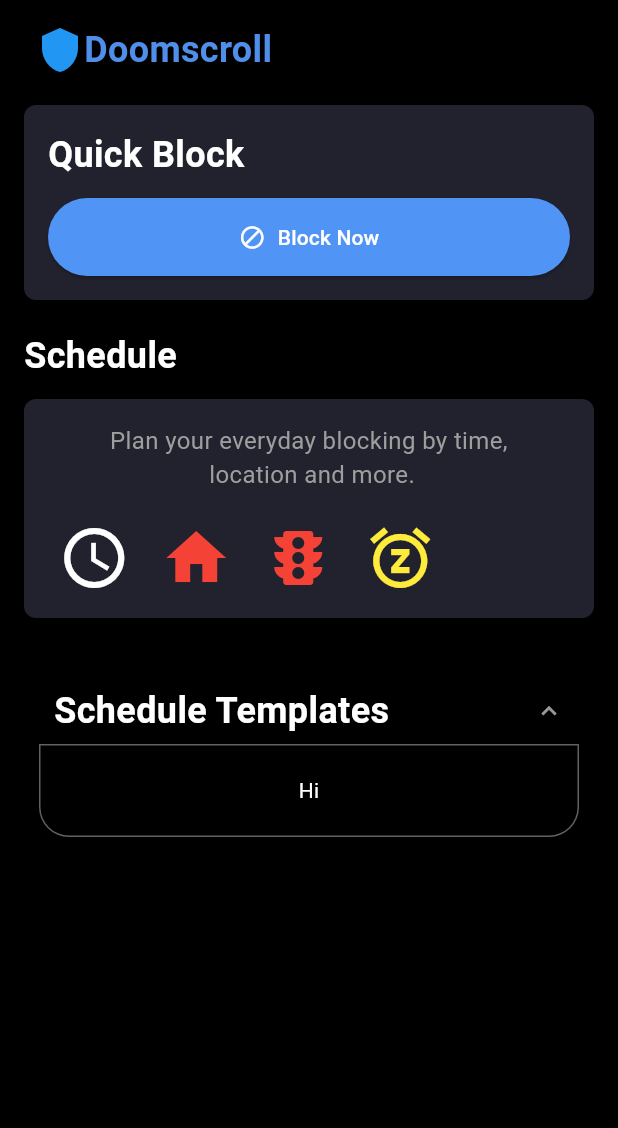
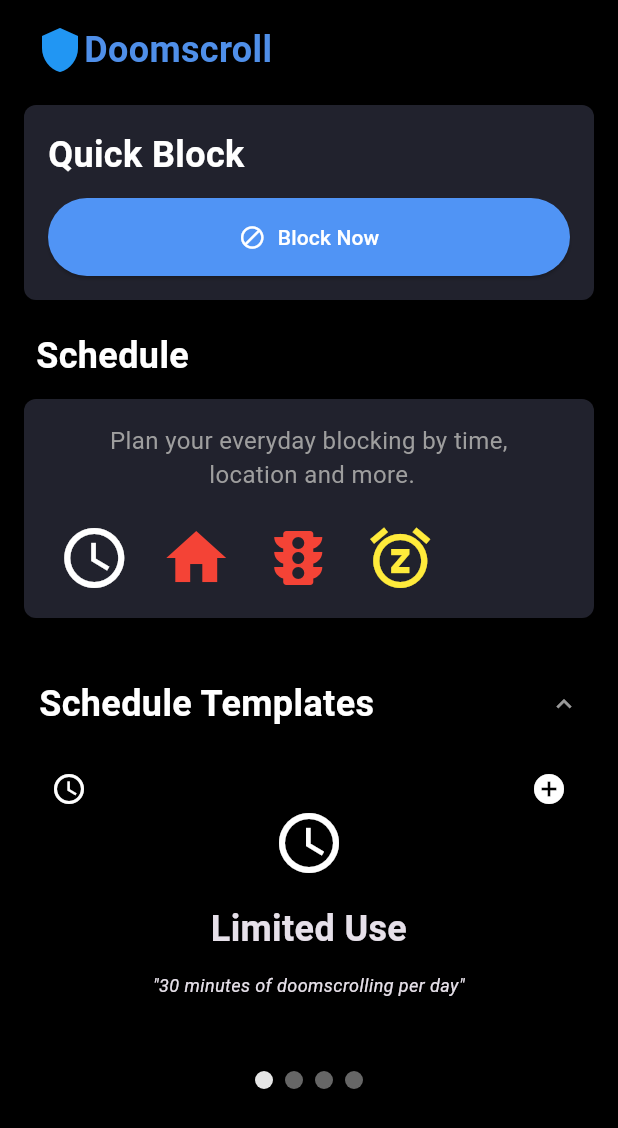
Before and after one commit to spiritoftime/check-app-plugin, a Flutter app: the screen it shows after launch, on a phone screen of 412 x 824 dp. Shown: the top 1128 px of the screen. Run offline on Flutter 3.47's test engine with Material 3 defaults, Android fonts, the phone set to English and light mode, and no system bars; drawn by our look-alikes of accordion, carousel_slider; our stand-ins replace gap, go_router, plugin_platform_interface; missing offline and left inert: flutter_background_service, flutter_background_service_android, overlay_pop_up.

Commit message:
add accordion

```diff
--- a/example/lib/main.dart
+++ b/example/lib/main.dart
@@ -13,7 +13,10 @@ Future<void> main() async {
 
   // overlayPopUp();
   // await initializeService();
-  runApp(  const MyApp());
+    SystemChrome.setPreferredOrientations(
+      [DeviceOrientation.portraitUp,DeviceOrientation.portraitDown])
+      .then((_) => runApp(MyApp()),
+  );
 }
 
 // /
--- a/example/lib/presentation/home/accordion.dart
+++ b/example/lib/presentation/home/accordion.dart
@@ -1,50 +1,52 @@
 import 'package:accordion/accordion.dart';
 import 'package:accordion/controllers.dart';
 import 'package:flutter/material.dart';
+
 class AccordionPage extends StatelessWidget //__
 {
-   const AccordionPage({super.key});
-
+  final String header;
+  final Widget content;
+  const AccordionPage({super.key, required this.header, required this.content});
 
   static const headerStyle = TextStyle(
-                            color: Colors.white,
-                            fontWeight: FontWeight.bold,
-                            fontSize: 24.0);
+      color: Colors.white, fontWeight: FontWeight.bold, fontSize: 24.0);
   static const contentStyleHeader = TextStyle(
       color: Color(0xff999999), fontSize: 14, fontWeight: FontWeight.w700);
   static const contentStyle = TextStyle(
       color: Color(0xff999999), fontSize: 14, fontWeight: FontWeight.normal);
 
-
   @override
-  build(context) =>Accordion(
+  build(context) => Accordion(
+        disableScrolling: true,
         headerBorderColor: Colors.black,
         // headerBorderColorOpened: Colors.black,
         headerBorderWidth: 0,
         headerBackgroundColorOpened: Colors.black,
         headerBackgroundColor: Colors.black,
+        headerBorderRadius: 0,
+        contentBorderRadius: 0,
         contentBackgroundColor: Colors.black,
-  contentBorderColor: Colors.grey,
-
+        contentBorderColor: Colors.black,
+        headerPadding: const EdgeInsets.symmetric(horizontal: 0),
         contentBorderWidth: 0,
-  // contentHorizontalPadding: 20,
+        contentHorizontalPadding: 0,
         scaleWhenAnimating: true,
         openAndCloseAnimation: true,
         // headerPadding: const EdgeInsets.symmetric(vertical: 7, horizontal: 15),
         // sectionOpeningHapticFeedback: SectionHapticFeedback.heavy,
         // sectionClosingHapticFeedback: SectionHapticFeedback.light,
         children: [
+          AccordionSection(
+            isOpen: true, headerBorderWidth: 0,
+            contentBackgroundColor: Colors.black,
+            contentBorderColor: Colors.black,
+            contentBorderWidth: 0,
 
-    AccordionSection(
-      isOpen: true,
-      contentBackgroundColor: Colors.black,
-      contentBorderWidth: 1,
-      contentBorderColor: Colors.grey[700],
             // leftIcon: const Icon(Icons.input, color: Colors.white),
-      header: const Text("Schedule Templates", style: headerStyle),
-      contentHorizontalPadding: 40,
+            header: Text(header, style: headerStyle),
+            // contentHorizontalPadding: 40,
             contentVerticalPadding: 20,
-      content: const Text("Hi",style: TextStyle(color: Colors.white),),
+            content: content,
           ),
         ],
       );
--- a/example/lib/presentation/home/carousel_icons.dart
+++ b/example/lib/presentation/home/carousel_icons.dart
@@ -11,11 +11,11 @@ const List<Widget> carouselIcons = [
   ),
   Padding(
       padding: EdgeInsets.only(right: 20.0),
-      child: Icon(Icons.home, size: 48, color: Colors.red)), // location based
+      child: Icon(Icons.home, size: 48, color: Colors.brown)), // location based
 
   Padding(
       padding: EdgeInsets.only(right: 20.0),
-      child: Icon(Icons.traffic, size: 48, color: Colors.red)),
+      child: Icon(Icons.block, size: 48, color: Colors.red)),
   Padding(
       padding: EdgeInsets.only(right: 20.0),
       child: Icon(Icons.snooze, size: 48, color: Colors.yellow)),
--- /dev/null
+++ b/example/lib/presentation/home/carousel_slider.dart
@@ -0,0 +1,122 @@
+import 'package:carousel_slider/carousel_slider.dart';
+import 'package:flutter/material.dart';
+import 'package:gap/gap.dart';
+
+class CarouselWithIndicatorDemo extends StatefulWidget {
+  @override
+  State<StatefulWidget> createState() {
+    return _CarouselWithIndicatorState();
+  }
+}
+
+class _CarouselWithIndicatorState extends State<CarouselWithIndicatorDemo> {
+  int _current = 0;
+  final CarouselController _controller = CarouselController();
+
+  @override
+  Widget build(BuildContext context) {
+    return Column(
+      children: [
+        CarouselSlider(
+          items: templateSliders,
+          carouselController: _controller,
+          options: CarouselOptions(
+              autoPlay: true,
+              viewportFraction: 1.0,
+              // enlargeCenterPage: true,
+              aspectRatio: 1.8,
+              onPageChanged: (index, reason) {
+                setState(() {
+                  _current = index;
+                });
+              }),
+        ),
+        Row(
+          mainAxisAlignment: MainAxisAlignment.center,
+          children: templateList.asMap().entries.map((entry) {
+            return GestureDetector(
+              onTap: () => _controller.animateToPage(entry.key),
+              child: Container(
+                width: 12.0,
+                height: 12.0,
+                margin:
+                    const EdgeInsets.symmetric(vertical: 8.0, horizontal: 4.0),
+                decoration: BoxDecoration(
+                    shape: BoxShape.circle,
+                    color: (Theme.of(context).brightness == Brightness.dark
+                            ? Colors.white
+                            : Colors.black)
+                        .withOpacity(_current == entry.key ? 0.9 : 0.4)),
+              ),
+            );
+          }).toList(),
+        ),
+      ],
+    );
+  }
+}
+
+final List<Widget> templateSliders = templateList.map((item) {
+  Icon icon = item.icon;
+  String content = item.content;
+  String quote = item.quote;
+  return Padding(
+    padding: const EdgeInsets.all(8.0),
+    child: Column(
+      crossAxisAlignment: CrossAxisAlignment.center,
+      children: [
+        const Row(
+          children: [Icon(Icons.schedule), Spacer(), Icon(Icons.add_circle)],
+        ),
+        Column(
+          crossAxisAlignment: CrossAxisAlignment.center,
+          children: [
+            icon,
+            const Gap(16),
+            Text(
+              content,
+              textAlign: TextAlign.center,
+              style: const TextStyle(fontSize: 24, fontWeight: FontWeight.bold),
+            ),
+          ],
+        ),
+        const Gap(12),
+        Text(
+          quote,
+          textAlign: TextAlign.center,
+          style: const TextStyle(fontSize: 12, fontStyle: FontStyle.italic),
+        ),
+      ],
+    ),
+  );
+}).toList();
+
+final List<Template> templateList = [
+  const Template(
+      icon: Icon(
+        Icons.access_time,
+        size: 48,
+      ),
+      content: 'Limited Use',
+      quote: '"30 minutes of doomscrolling per day"'),
+  const Template(
+      icon: Icon(Icons.home, size: 48),
+      content: 'Location blocking',
+      quote: '"continue doomscrolling while outside!"'),
+  const Template(
+      icon: Icon(Icons.block, size: 48),
+      content: 'Strict blocking',
+      quote: '"Anti-doomscroll all the way!"'),
+  const Template(
+      icon: Icon(Icons.schedule, size: 48),
+      content: 'Scheduled blocking',
+      quote: '"Block at specific times of the day!"'),
+];
+
+class Template {
+  final Icon icon;
+  final String content;
+  final String quote;
+  const Template(
+      {required this.icon, required this.content, required this.quote});
+}
--- a/example/lib/presentation/home/home_screen.dart
+++ b/example/lib/presentation/home/home_screen.dart
@@ -3,6 +3,7 @@ import 'dart:ui';
 import 'package:carousel_slider/carousel_slider.dart';
 import 'package:checkapp_plugin_example/presentation/home/accordion.dart';
 import 'package:checkapp_plugin_example/presentation/home/carousel_icons.dart';
+import 'package:checkapp_plugin_example/presentation/home/carousel_slider.dart';
 import 'package:checkapp_plugin_example/presentation/home/endless_scrolling_widget.dart';
 import 'package:flutter/material.dart';
 import 'package:go_router/go_router.dart';
@@ -12,23 +13,7 @@ import 'package:gap/gap.dart';
 class HomeScreen extends StatelessWidget {
   /// Constructs a [HomeScreen]
   HomeScreen({super.key});
-  final List<Widget> templateIconSliders = [
-    const Icon(
-      Icons.access_time,
-      size: 100,
-      color: Colors.white,
-    ),
-    const Icon(
-      Icons.bike_scooter,
-      size: 100,
-      color: Colors.white,
-    ),
-    const Icon(
-      Icons.home,
-      size: 100,
-      color: Colors.white,
-    ),
-  ];
+
   @override
   Widget build(BuildContext context) {
     return Scaffold(
@@ -36,6 +21,11 @@ class HomeScreen extends StatelessWidget {
         child: Padding(
           padding: const EdgeInsets.symmetric(vertical: 16.0, horizontal: 16.0),
           child: Column(
+            children: [
+              Expanded(
+                child: SingleChildScrollView(
+                  child: Column(
+                    crossAxisAlignment: CrossAxisAlignment.start,
                     children: [
                       const Row(
                         children: [
@@ -58,9 +48,6 @@ class HomeScreen extends StatelessWidget {
                         ],
                       ),
                       const Gap(20),
-              ListView(
-                shrinkWrap: true,
-                children: [
                       Container(
                         decoration: const BoxDecoration(
                           color: Color(0xff21222D),
@@ -112,12 +99,15 @@ class HomeScreen extends StatelessWidget {
                         ),
                       ),
                       const Gap(20),
-                  const Text(
+                      const Padding(
+                        padding: EdgeInsets.only(left: 8.0),
+                        child: Text(
                           "Schedule",
                           style: TextStyle(
                               color: Colors.white,
                               fontWeight: FontWeight.bold,
                               fontSize: 24.0),
+                        ),
                       ),
                       const Gap(12),
                       Container(
@@ -133,8 +123,8 @@ class HomeScreen extends StatelessWidget {
                             children: [
                               Text(
                                 "Plan your everyday blocking by time,\n location and more.",
-                            style:
-                                TextStyle(color: Colors.grey, fontSize: 16.0),
+                                style: TextStyle(
+                                    color: Colors.grey, fontSize: 16.0),
                                 textAlign: TextAlign.center,
                               ),
                               Gap(20),
@@ -149,11 +139,13 @@ class HomeScreen extends StatelessWidget {
                         ),
                       ),
                       const Gap(20),
-
-
-                      AccordionPage(),
-
+                      AccordionPage(
+                        content: CarouselWithIndicatorDemo(),
+                        header: "Schedule Templates",
+                      ),
                     ],
+                  ),
+                ),
               )
             ],
           ),
--- a/example/lib/router/router.dart
+++ b/example/lib/router/router.dart
@@ -39,7 +39,8 @@ class MyApp extends StatelessWidget {
     return MaterialApp.router(
         routerConfig: _router,
         theme: ThemeData(
-          scaffoldBackgroundColor: const Color(0xff000000),
+          brightness: Brightness.dark,
+          scaffoldBackgroundColor: Colors.black,
         ));
   }
 }
```
Lines whose indentation alone changed are shown as unchanged.
